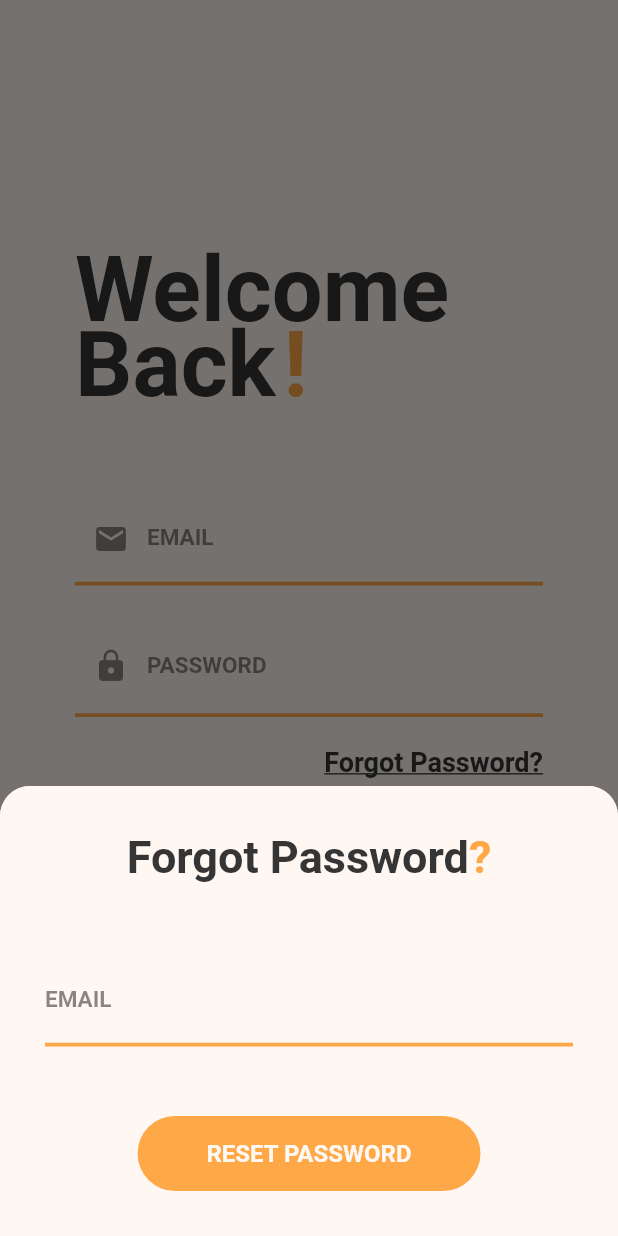
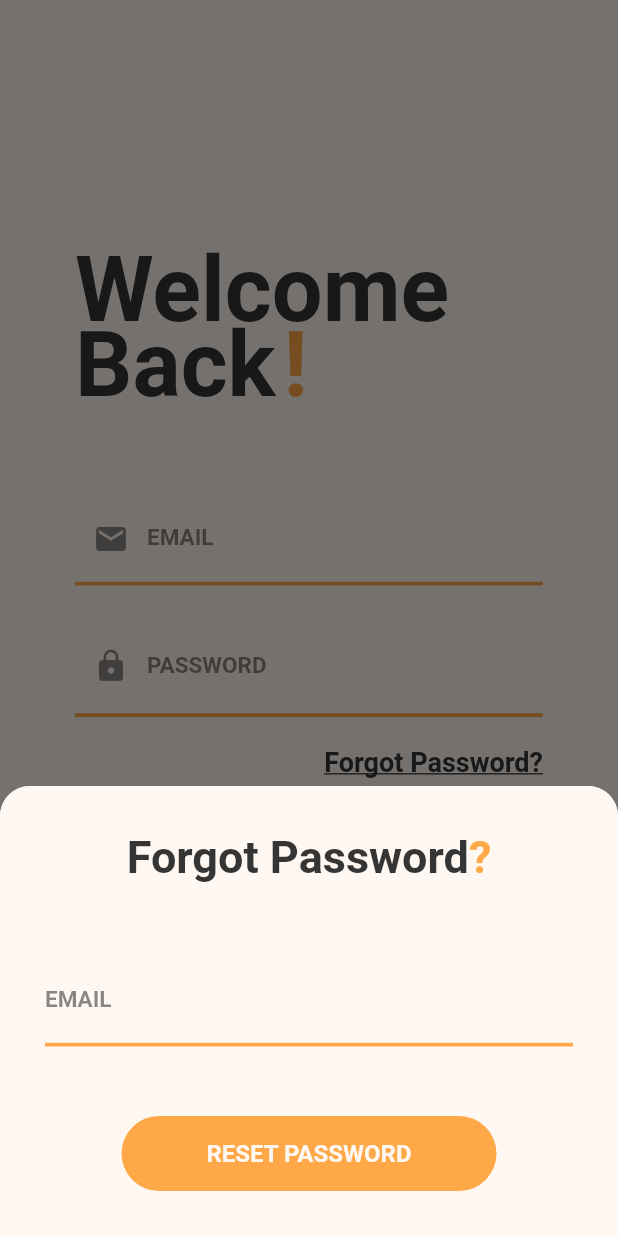
Before and after one commit to Food-For-Good/ffg-mobile, a Flutter app: the RegisterScreen screen opened by its route, after a tap on "Login!", after a tap on "Forgot Password?", on a phone screen of 412 x 824 dp. Run offline on Flutter 3.47's test engine with Material 2 defaults, Android fonts, the phone set to English and light mode, and no system bars; our stand-ins replace cloud_firestore, firebase_auth, flushbar, flutter_map, flutter_spinkit, font_awesome_flutter and 3 more; missing offline and left inert: geocoder, mapbox_gl; accounts and stored records are empty; Roboto replaces fonts that are missing (Proxima Nova); statements that could not run were skipped.

Commit message:
Sign-out UI fixes (#13)
Done

```diff
--- a/lib/components/rounded_button.dart
+++ b/lib/components/rounded_button.dart
@@ -8,6 +8,8 @@ class RoundedButton extends StatelessWidget {
   final Color splashColour;
   final double height;
   final double width;
+  final Color borderColour;
+  final Color textColour;
 
   RoundedButton(
       {@required this.title,
@@ -15,7 +17,10 @@ class RoundedButton extends StatelessWidget {
       this.colour,
       this.splashColour = Colors.deepOrange,
       this.height = 50.0,
-      this.width = 150.0});
+      this.width = 250.0,
+      this.borderColour,
+      this.textColour = kBackgroundColor,
+      });
 
   @override
   Widget build(BuildContext context) {
@@ -23,6 +28,10 @@ class RoundedButton extends StatelessWidget {
       height: this.height,
       minWidth: this.width,
       shape: RoundedRectangleBorder(
+        side: BorderSide(
+          color: kSecondaryColor,
+          width: 2.0,
+          style: (borderColour == null) ? BorderStyle.none : BorderStyle.solid),
         borderRadius: BorderRadius.circular(30.0),
       ),
       color: this.colour,
@@ -34,7 +43,7 @@ class RoundedButton extends StatelessWidget {
             softWrap: true,
             overflow: TextOverflow.visible,
             style: kTextStyle.copyWith(
-                fontWeight: FontWeight.bold, color: kBackgroundColor)),
+                fontWeight: FontWeight.bold, color: this.textColour)),
       ),
     );
   }
```
Also changed, not shown: lib/screens/home_screen.dart (+5 -3 lines).
